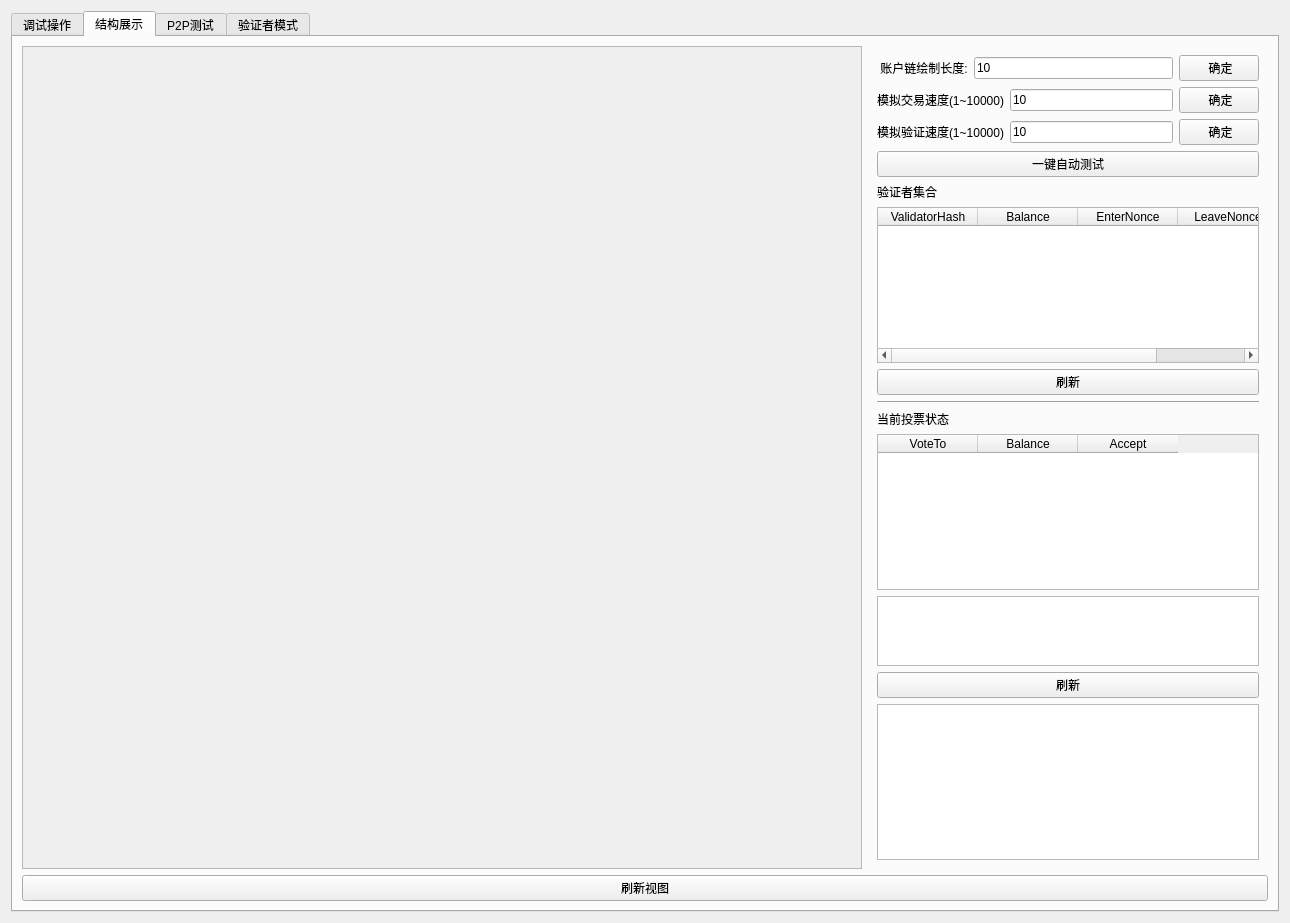
Before: the Qt Designer form examples/store_example_main_widget.ui in Ambr-org/Ambr, drawn with Qt 5.
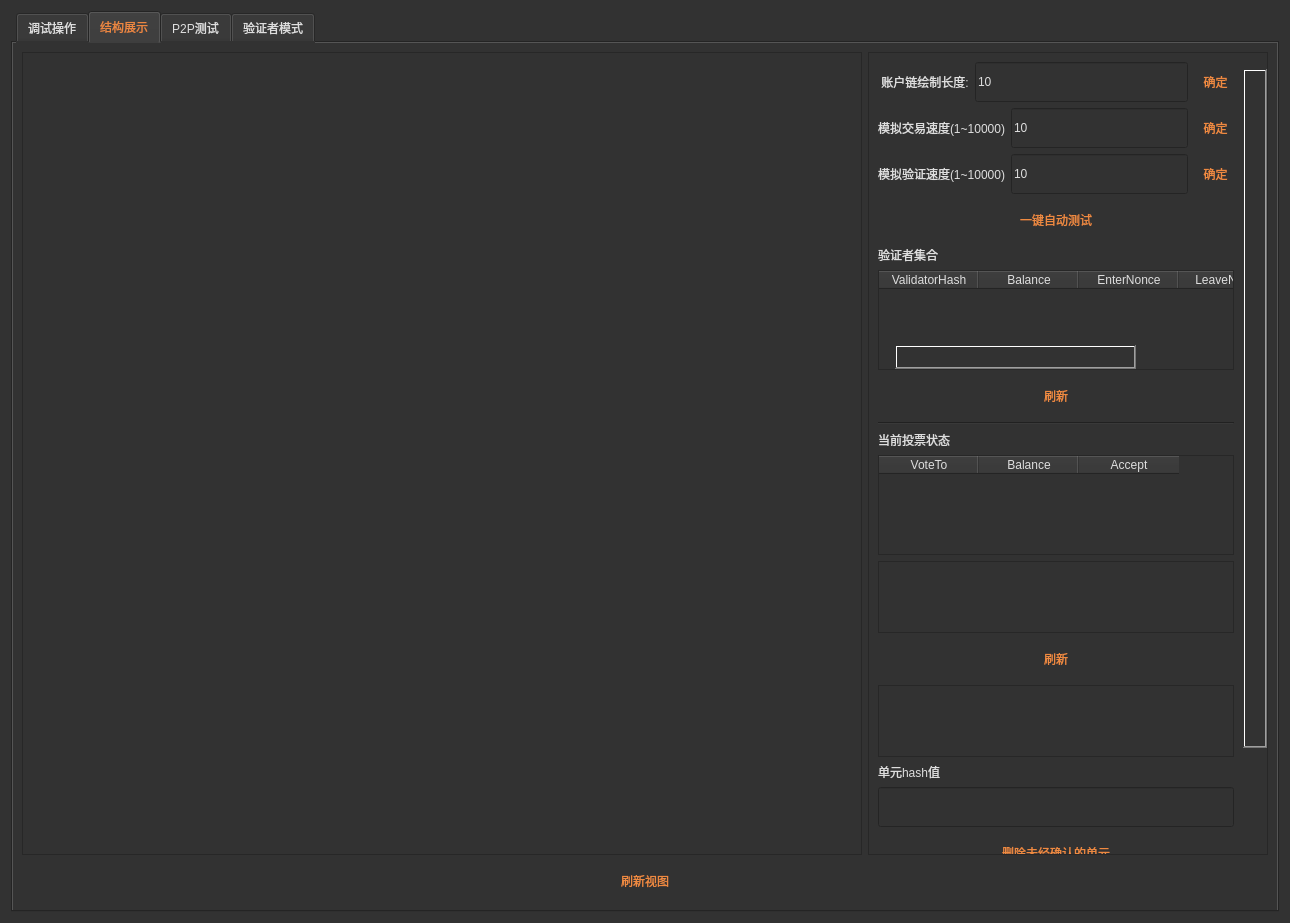
After: the same form once the commit is applied. The open tabs and pages were chosen to show the change. Icons and pictures are not drawn.

```diff
--- a/examples/store_example_main_widget.ui
+++ b/examples/store_example_main_widget.ui
@@ -14,7 +14,258 @@
    <string>Form</string>
   </property>
   <property name="styleSheet">
-   <string notr="true"/>
+   <string notr="true">QWidget{ 
+  background-color:rgba(50,50,50,255); 
+  color:rgb(222,222,222); 
+   
+} 
+QPushButton{ 
+  color:rgb(238,138,65); 
+  border:none; 
+  border-width:5px; 
+  border-image: url(:/rs/btn_black_normal.png)  5; 
+  min-width:40px; 
+  min-height:40px; 
+} 
+QPushButton:hover{ 
+  border:none; 
+  border-width:5px; 
+  border-image: url(:/rs/btn_black_hover.png)  5; 
+} 
+QPushButton:pressed{ 
+  border:none; 
+  border-width:5px; 
+  border-image: url(:/rs/btn_black_pushed.png)  5; 
+} 
+ 
+QPushButton:disabled{ 
+  border:none; 
+  border-width:5px; 
+  border-image: url(:/rs/btn_black_disable.png)  5; 
+} 
+ 
+QLineEdit{ 
+  border-width:4px; 
+  border-image: url(:/rs/edit_normal.png) 4 ; 
+  min-height:32px; 
+} 
+QLineEdit:hover{ 
+  border-image: url(:/rs/edit_hover.png) 4 ; 
+} 
+QLineEdit:focus  { 
+  border-image: url(:/rs/edit_hover.png) 4 ; 
+} 
+ 
+QComboBox { 
+   border-width:4px; 
+  border-image: url(:/rs/edit_normal.png) 4; 
+  border-image: url(:/rs/edit_hover.png) 4; 
+  margin-right:52px; 
+  min-height:36px; 
+} 
+QComboBox:hover{ 
+  border-image: url(:/rs/edit_hover.png) 4 ; 
+} 
+QComboBox:focus{ 
+  border-image: url(:/rs/edit_hover.png) 4 ; 
+} 
+QComboBox::drop-down { 
+      subcontrol-origin: margin; 
+      subcontrol-position: top right; 
+      width:52px; 
+     border:none; 
+  } 
+QComboBox::down-arrow{ 
+  image: url(:/rs/downn_cmb_btn_normal.png); 
+  } 
+QComboBox::down-arrow:hover{ 
+  image: url(:/rs/down_cmb_btn_hover.png); 
+  } 
+QComboBox::down-arrow:pressed{ 
+  image: url(:/rs/down_cmb_btn_pushed.png); 
+  } 
+ 
+ 
+QRadioButton::indicator::unchecked { 
+    image: url(:/rs/radio_unselect.png); 
+} 
+QRadioButton::indicator::unchecked:hover{ 
+    image:url(:/rs/radio_unselect_hover.png); 
+} 
+ 
+QRadioButton::indicator::checked { 
+     image: url(:/rs/radio_selected.png); 
+} 
+QRadioButton::indicator::checked:hover { 
+     image: url(:/rs/radio_selected_hover.png); 
+} 
+ 
+QPlainTextEdit{ 
+    border-width:4px; 
+  border-image: url(:/rs/edit_normal.png) 4 ; 
+  min-height:64px; 
+} 
+ 
+QTabWidget::tab-bar { 
+      left: 5px; /* move to the right by 5px */ 
+  } 
+ 
+  /* Style the tab using the tab sub-control. Note that 
+      it reads QTabBar _not_ QTabWidget */ 
+  QTabBar::tab { 
+    height:32px; 
+  } 
+QTabBar::tab:selected { 
+      color:rgb(235,135,65); 
+  } 
+QTabBar::tab:disabled { 
+      color:rgb(125,125,125); 
+  } 
+QScrollBar:vertical { 
+       border: none; 
+    border-top-width:12px; 
+    border-bottom-width:12px; 
+    border-image: url(:/rs/v_scroll_scallbar.png) 12 0; 
+       width: 24px; 
+       margin:16px 0; 
+} 
+QScrollBar::handle:vertical { 
+       border-width:5 2; 
+    min-height:32px; 
+    border-image: url(:/rs/v_scroll_handle.png) 5 2; 
+    image:url(:/rs/v_scroll_handle_image.png); 
+} 
+QScrollBar::handle:vertical:hover{ 
+    border-image: url(:/rs/v_scroll_handle_hover.png); 
+ } 
+QScrollBar::handle:vertical:pressed{ 
+    border-image:url(:/rs/v_scroll_handle_pressed.png); 
+ } 
+ 
+QScrollBar::add-line:vertical { 
+       border:none; 
+    margin-top:4px; 
+       height: 12px; 
+    width:16px; 
+       subcontrol-position: bottom; 
+       subcontrol-origin: margin; 
+} 
+ 
+QScrollBar::sub-line:vertical { 
+       border:none; 
+    margin-bottom:4px; 
+       height: 12px; 
+    width:16px; 
+       subcontrol-position: top; 
+       subcontrol-origin: margin; 
+} 
+ 
+QScrollBar::up-arrow:vertical{ 
+  border:none; 
+   width:16px; 
+  height:12px; 
+  image:url(:/rs/v_scroll_btn_up.png); 
+} 
+QScrollBar::up-arrow:vertical:hover{ 
+  image:url(:/rs/v_scroll_btn_up_hover.png); 
+} 
+QScrollBar::up-arrow:vertical:pressed{ 
+  image:url(:/rs/v_scroll_btn_up_pressed.png); 
+} 
+ 
+QScrollBar::down-arrow:vertical{ 
+  border:none; 
+   width:16px; 
+  height:12px; 
+  image:url(:/rs/v_scroll_btn_down.png); 
+} 
+QScrollBar::down-arrow:vertical:hover{ 
+  image:url(:/rs/v_scroll_btn_down_hover.png); 
+} 
+QScrollBar::down-arrow:vertical:pressed{ 
+  image:url(:/rs/v_scroll_btn_down_pressed.png); 
+} 
+ 
+ 
+QScrollBar::add-page:vertical, QScrollBar::sub-page:vertical { 
+   background: none; 
+} 
+ 
+QScrollBar:horizontal { 
+    border: none; 
+  border-left-width:12px; 
+  border-right-width:12px; 
+  border-image: url(:/rs/h_scroll_scallbar.png)  0 12; 
+   height: 24px; 
+   margin:0 16px; 
+} 
+ 
+QScrollBar::handle:horizontal { 
+   border-width:2 5; 
+  min-width:32px; 
+  border-image: url(:/rs/h_scroll_handle.png) 2 5; 
+  image: url(:/rs/h_scroll_handle_image.png); 
+} 
+ 
+QScrollBar::handle:horizontal:hover{ 
+  border-image: url(:/rs/h_scroll_handle_hover.png); 
+} 
+ 
+QScrollBar::handle:horizontal:pressed{ 
+  border-image:url(:/rs/h_scroll_handle_pressed.png); 
+} 
+ 
+ 
+QScrollBar::add-line:horizontal { 
+   border:none; 
+  margin-right:4px; 
+   height: 12px; 
+  width:16px; 
+   subcontrol-position: right; 
+   subcontrol-origin: margin; 
+} 
+ 
+QScrollBar::sub-line:horizontal { 
+   border:none; 
+  margin-left:4px; 
+   height: 12px; 
+  width:16px; 
+   subcontrol-position: left; 
+   subcontrol-origin: margin; 
+} 
+ 
+ 
+ 
+ 
+QScrollBar::left-arrow:horizontal{ 
+  border:none; 
+   width:12px; 
+  height:16px; 
+  image:url(:/rs/h_scroll_btn_left.png); 
+} 
+QScrollBar::left-arrow:horizontal:hover{ 
+  image:url(:/rs/h_scroll_btn_left_hover.png); 
+} 
+QScrollBar::left-arrow:horizontal:pressed{ 
+  image:url(:/rs/h_scroll_btn_left_pressed.png); 
+} 
+ 
+QScrollBar::right-arrow:horizontal{ 
+  border:none; 
+   width:12px; 
+  height:16px; 
+  image:url(:/rs/h_scroll_btn_right.png); 
+} 
+QScrollBar::right-arrow:horizontal:hover{ 
+  image:url(:/rs/h_scroll_btn_right_hover.png); 
+} 
+QScrollBar::right-arrow:horizontal:pressed{ 
+  image:url(:/rs/h_scroll_btn_right_pressed.png); 
+} 
+ 
+QScrollBar::add-page:horizontal, QScrollBar::sub-page:horizontal { 
+     background: none; 
+} </string>
   </property>
   <layout class="QHBoxLayout" name="horizontalLayout_19">
    <item>
@@ -1630,7 +1881,7 @@
               <x>0</x>
               <y>0</y>
               <width>840</width>
-              <height>823</height>
+              <height>793</height>
              </rect>
             </property>
             <layout class="QVBoxLayout" name="verticalLayout_22">
@@ -1649,20 +1900,53 @@
           </widget>
          </item>
          <item>
-          <widget class="QWidget" name="widget_10" native="true">
-           <property name="minimumSize">
-            <size>
-             <width>0</width>
-             <height>0</height>
-            </size>
-           </property>
+          <widget class="QScrollArea" name="scrollArea_4">
            <property name="maximumSize">
             <size>
              <width>400</width>
              <height>16777215</height>
             </size>
            </property>
+           <property name="widgetResizable">
+            <bool>true</bool>
+           </property>
+           <widget class="QWidget" name="scrollAreaWidgetContents_4">
+            <property name="geometry">
+             <rect>
+              <x>0</x>
+              <y>-365</y>
+              <width>374</width>
+              <height>1158</height>
+             </rect>
+            </property>
+            <layout class="QVBoxLayout" name="verticalLayout_49">
+             <item>
+              <widget class="QWidget" name="widget_10" native="true">
+               <property name="minimumSize">
+                <size>
+                 <width>0</width>
+                 <height>0</height>
+                </size>
+               </property>
+               <property name="maximumSize">
+                <size>
+                 <width>16777215</width>
+                 <height>16777215</height>
+                </size>
+               </property>
            <layout class="QVBoxLayout" name="verticalLayout_23">
+                <property name="leftMargin">
+                 <number>0</number>
+                </property>
+                <property name="topMargin">
+                 <number>0</number>
+                </property>
+                <property name="rightMargin">
+                 <number>0</number>
+                </property>
+                <property name="bottomMargin">
+                 <number>0</number>
+                </property>
             <item>
              <layout class="QHBoxLayout" name="horizontalLayout_28">
               <item>
@@ -1840,9 +2124,47 @@
              </widget>
             </item>
             <item>
-             <widget class="QPlainTextEdit" name="edtShowJson"/>
-            </item>
-           </layout>
+                 <widget class="QPlainTextEdit" name="edtShowJson">
+                  <property name="minimumSize">
+                   <size>
+                    <width>0</width>
+                    <height>200</height>
+                   </size>
+                  </property>
+                 </widget>
+                </item>
+                <item>
+                 <widget class="QLabel" name="label_71">
+                  <property name="text">
+                   <string>单元hash值</string>
+                  </property>
+                 </widget>
+                </item>
+                <item>
+                 <widget class="QLineEdit" name="edtForRemove"/>
+                </item>
+               </layout>
+              </widget>
+             </item>
+             <item>
+              <widget class="QPushButton" name="btnForRemove">
+               <property name="text">
+                <string>删除未经确认的单元</string>
+               </property>
+              </widget>
+             </item>
+             <item>
+              <widget class="QPlainTextEdit" name="edtLogForRemove">
+               <property name="minimumSize">
+                <size>
+                 <width>0</width>
+                 <height>72</height>
+                </size>
+               </property>
+              </widget>
+             </item>
+            </layout>
+           </widget>
           </widget>
          </item>
         </layout>
```
Left out of the diff: 18 changed lines with no effect on the pictures. Lines whose indentation alone changed are shown as unchanged.
